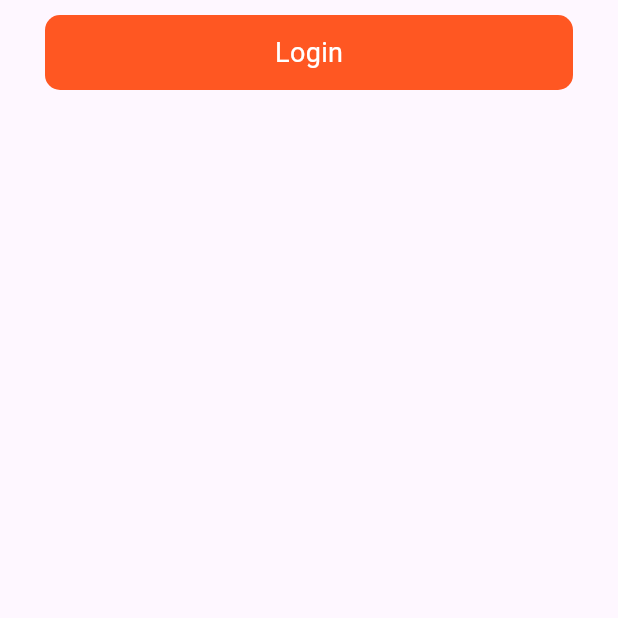
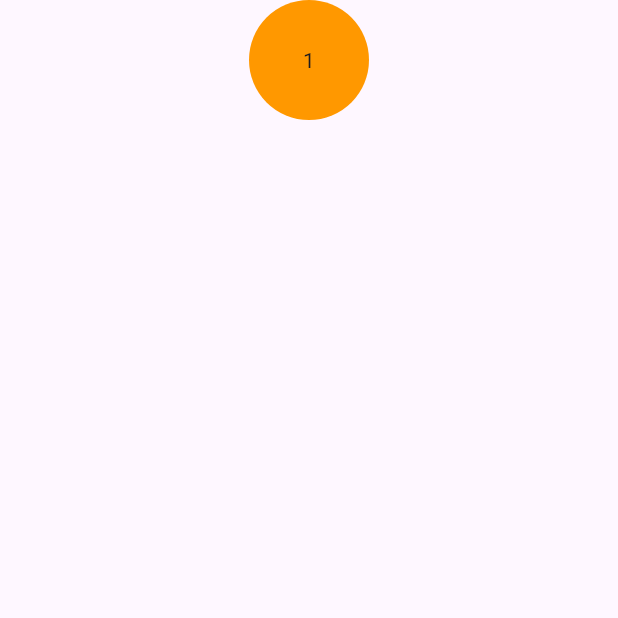
Before and after one commit to rishie81311518/Calculator-App, a Flutter app: the screen it shows after launch, on a phone screen of 412 x 824 dp, the top half of it. Run offline on Flutter 3.47's test engine with Material 3 defaults, Android fonts, the phone set to English and light mode, and no system bars.

Commit message:
constructor created and used

```diff
--- a/lib/home_screen.dart
+++ b/lib/home_screen.dart
@@ -1,4 +1,4 @@
-import 'package:calculator_app/constants.dart';
+import 'package:calculator_app/my_button.dart';
 import 'package:flutter/material.dart';
 
 class HomeScreen extends StatefulWidget {
@@ -17,11 +17,8 @@ class _HomeScreenState extends State<HomeScreen> {
           padding: const EdgeInsets.symmetric(horizontal: 30),
           child: Column(
             children: [
-              MYButton(title: 'Login',),
+              MYButton(),
               SizedBox(height: 10,),
-
-
-
             ],
           ),
         ),
@@ -31,25 +28,3 @@ class _HomeScreenState extends State<HomeScreen> {
 
   }
 }
-
-
-class MYButton extends StatelessWidget {
-
-  final String title;
-  const MYButton({Key? key, required this.title}) : super(key: key);
-
-  @override
-  Widget build(BuildContext context) {
-    return Padding(
-      padding: const EdgeInsets.symmetric(vertical: 10),
-      child: Container(
-        height: 50,
-        decoration: BoxDecoration(
-          color: Colors.deepOrange,
-          borderRadius: BorderRadius.circular(10)
-        ),
-        child: Center(child: Text(title, style: TextStyle(fontSize: 18, color: whiteColor),)),
-      ),
-    );
-  }
-}
--- /dev/null
+++ b/lib/my_button.dart
@@ -0,0 +1,15 @@
+import 'package:flutter/material.dart';
+
+class MYButton extends StatelessWidget {
+
+  const MYButton({Key? key,}) : super(key: key);
+
+  @override
+  Widget build(BuildContext context) {
+    return Container(
+      height: 80,
+      decoration: BoxDecoration(shape: BoxShape.circle, color: Colors.orange),
+      child: Center(child: Text('1')),
+    );
+  }
+}
```
